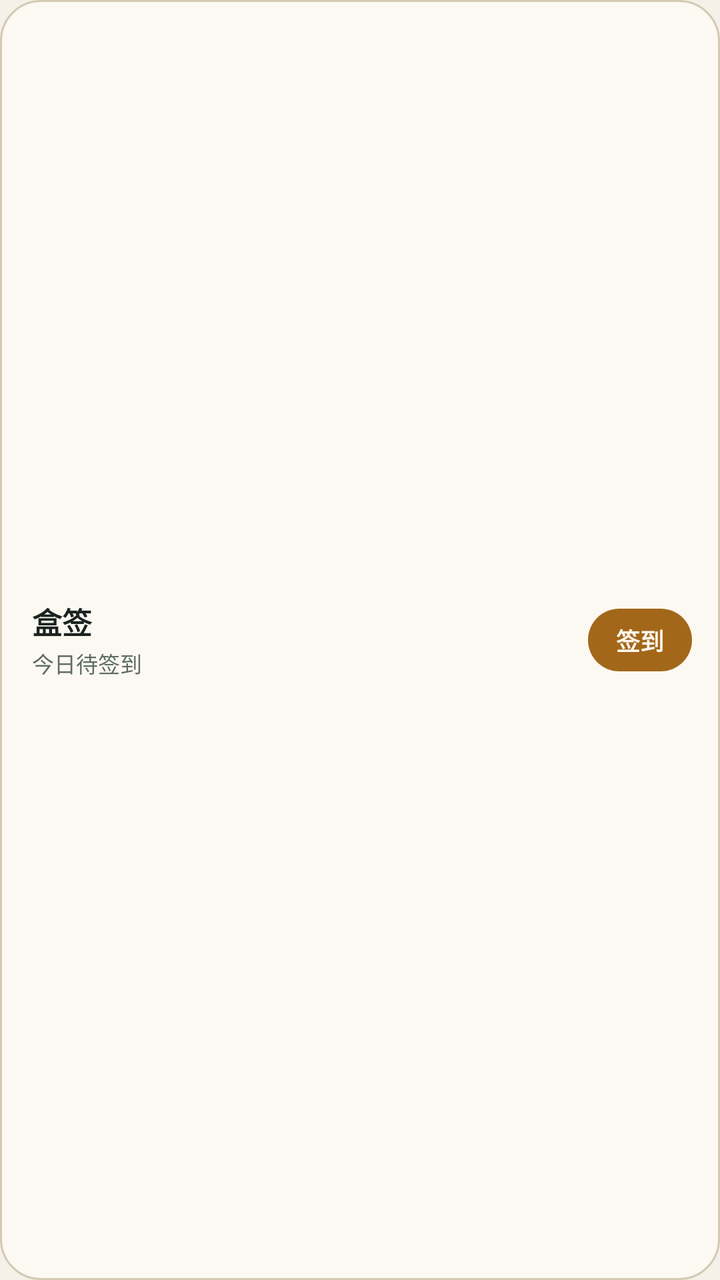
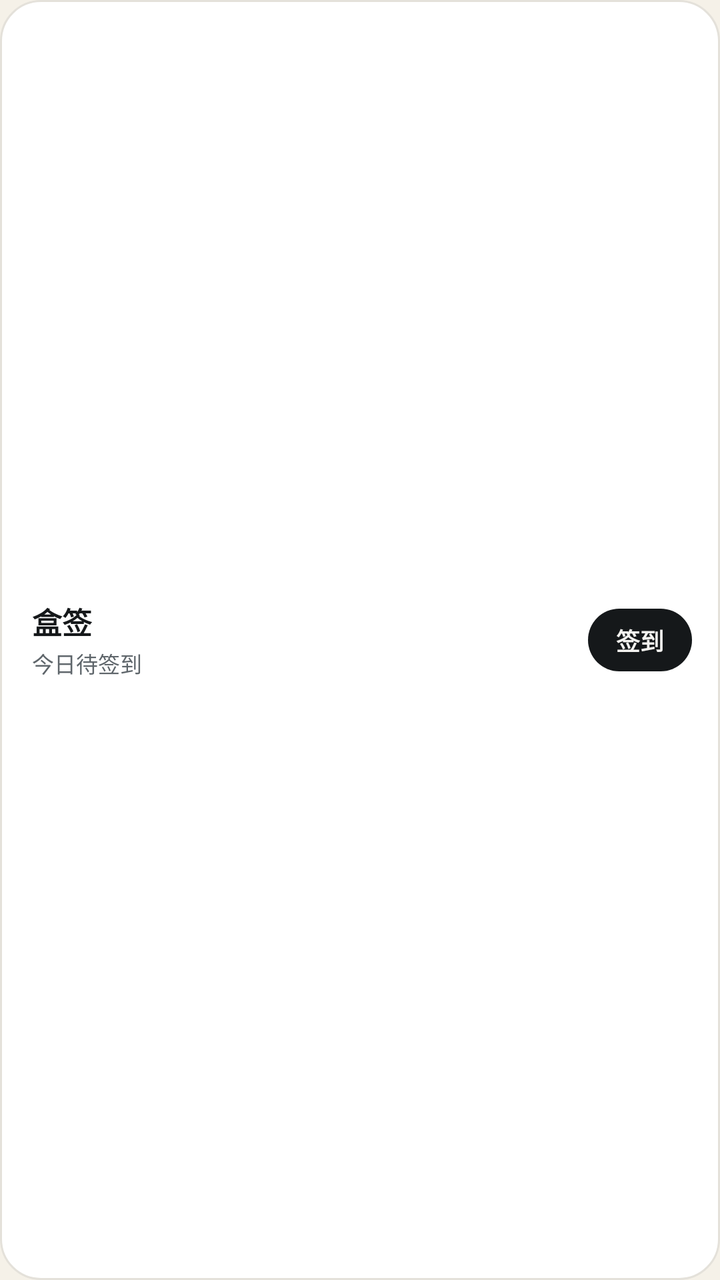

Two renders of the same Android screen: before a commit and after it. Below are the layout's source before the change and the commit's diff.
<!-- AndroidManifest.xml: application theme Theme.HeyboxCheckin -->
<!-- res/layout/widget_4x1.xml -->
<?xml version="1.0" encoding="utf-8"?>
<LinearLayout xmlns:android="http://schemas.android.com/apk/res/android"
    android:id="@+id/widget_root"
    android:layout_width="match_parent"
    android:layout_height="match_parent"
    android:background="@drawable/widget_bg"
    android:gravity="center_vertical"
    android:orientation="horizontal"
    android:paddingLeft="16dp"
    android:paddingRight="14dp"
    android:paddingTop="9dp"
    android:paddingBottom="9dp">

    <LinearLayout
        android:id="@+id/widget_open"
        android:layout_width="0dp"
        android:layout_height="wrap_content"
        android:layout_weight="1"
        android:gravity="center_vertical"
        android:orientation="vertical">

        <TextView
            android:id="@+id/widget_title"
            android:layout_width="wrap_content"
            android:layout_height="wrap_content"
            android:includeFontPadding="false"
            android:text="盒签"
            android:textColor="@color/widget_ink"
            android:textSize="15sp"
            android:textStyle="bold" />

        <TextView
            android:id="@+id/widget_status"
            android:layout_width="match_parent"
            android:layout_height="wrap_content"
            android:layout_marginTop="2dp"
            android:ellipsize="end"
            android:includeFontPadding="false"
            android:maxLines="1"
            android:text="今日待签到"
            android:textColor="@color/widget_muted"
            android:textSize="11sp" />
    </LinearLayout>

    <TextView
        android:id="@+id/widget_action"
        android:layout_width="wrap_content"
        android:layout_height="wrap_content"
        android:layout_marginLeft="10dp"
        android:background="@drawable/widget_button_bg"
        android:includeFontPadding="false"
        android:paddingLeft="14dp"
        android:paddingTop="7dp"
        android:paddingRight="14dp"
        android:paddingBottom="7dp"
        android:text="签到"
        android:textColor="@color/widget_on_accent"
        android:textSize="12sp"
        android:textStyle="bold" />
</LinearLayout>
<!-- resources referenced by this layout -->
<resources>
  <color name="widget_ink">#1B2320</color>
  <color name="widget_muted">#5E6C64</color>
  <color name="widget_on_accent">#FFF8EC</color>
  <!-- drawable widget_bg (drawable) -->
  <?xml version="1.0" encoding="utf-8"?>
  <shape xmlns:android="http://schemas.android.com/apk/res/android" android:shape="rectangle">
      <solid android:color="@color/widget_surface" />
      <corners android:radius="20dp" />
      <stroke android:width="1dp" android:color="@color/widget_line" />
  </shape>
  <!-- drawable widget_button_bg (drawable) -->
  <?xml version="1.0" encoding="utf-8"?>
  <shape xmlns:android="http://schemas.android.com/apk/res/android" android:shape="rectangle">
      <solid android:color="@color/widget_accent" />
      <corners android:radius="100dp" />
  </shape>
  <style name="Theme.HeyboxCheckin" parent="@android:style/Theme.Material.Light.NoActionBar">
          
          <item name="android:windowBackground">#FFF5F1E8</item>
          <item name="android:statusBarColor">#FFF5F1E8</item>
          <item name="android:navigationBarColor">#FFF5F1E8</item>
          <item name="android:windowLightStatusBar">true</item>
          <item name="android:windowLightNavigationBar">true</item>
      </style>
  <color name="widget_surface">#FCF9F2</color>
  <color name="widget_line">#D3C9B5</color>
  <color name="widget_accent">#A3671A</color>
</resources>

<!-- the commit's change to res/layout/widget_4x1.xml (unified diff, before → after) -->
@@ -54,7 +54,7 @@
         android:paddingRight="14dp"
         android:paddingBottom="7dp"
         android:text="签到"
-        android:textColor="@color/widget_on_accent"
+        android:textColor="@color/widget_canvas"
         android:textSize="12sp"
         android:textStyle="bold" />
 </LinearLayout>
<!-- resource entries referenced after the edit -->
@@ -1,8 +1,8 @@
 <!-- resources referenced by this layout -->
 <resources>
-  <color name="widget_ink">#1B2320</color>
-  <color name="widget_muted">#5E6C64</color>
-  <color name="widget_on_accent">#FFF8EC</color>
+  <color name="widget_canvas">#F4F3F0</color>
+  <color name="widget_ink">#15181A</color>
+  <color name="widget_muted">#5F666B</color>
   <!-- drawable widget_bg (drawable) -->
   <?xml version="1.0" encoding="utf-8"?>
   <shape xmlns:android="http://schemas.android.com/apk/res/android" android:shape="rectangle">
@@ -13,7 +13,7 @@
   <!-- drawable widget_button_bg (drawable) -->
   <?xml version="1.0" encoding="utf-8"?>
   <shape xmlns:android="http://schemas.android.com/apk/res/android" android:shape="rectangle">
-      <solid android:color="@color/widget_accent" />
+      <solid android:color="@color/widget_ink" />
       <corners android:radius="100dp" />
   </shape>
   <style name="Theme.HeyboxCheckin" parent="@android:style/Theme.Material.Light.NoActionBar">
@@ -24,8 +24,7 @@
           <item name="android:windowLightStatusBar">true</item>
           <item name="android:windowLightNavigationBar">true</item>
       </style>
-  <color name="widget_surface">#FCF9F2</color>
-  <color name="widget_line">#D3C9B5</color>
-  <color name="widget_accent">#A3671A</color>
+  <color name="widget_surface">#FFFFFF</color>
+  <color name="widget_line">#E4E1DA</color>
 </resources>
 
